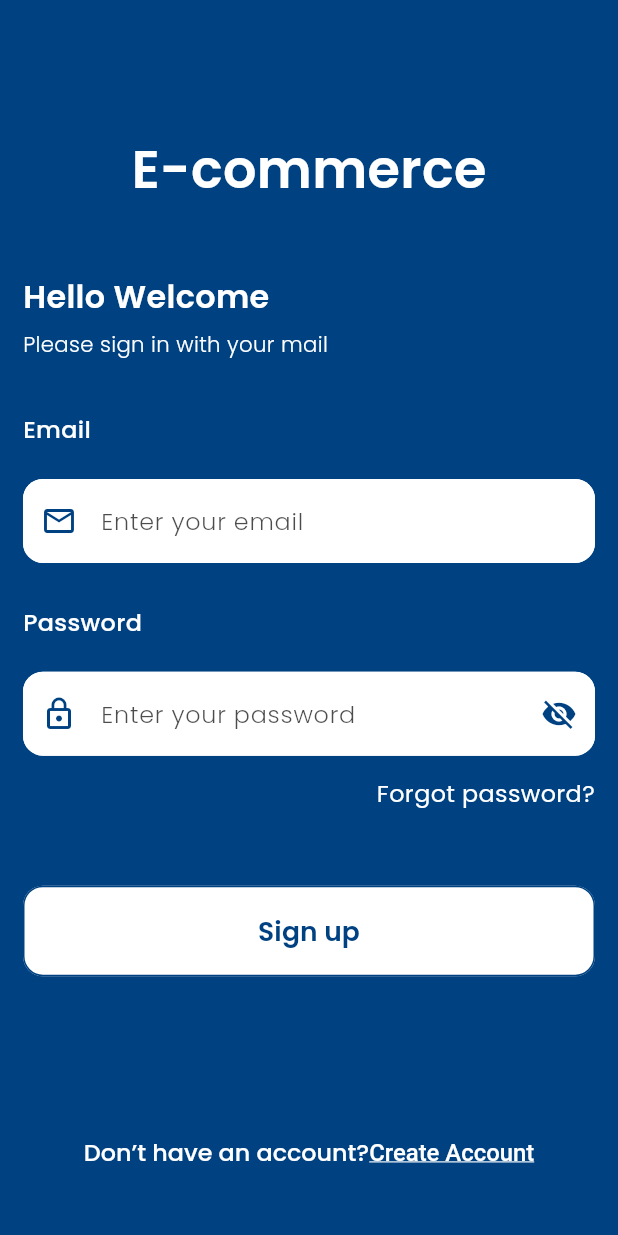
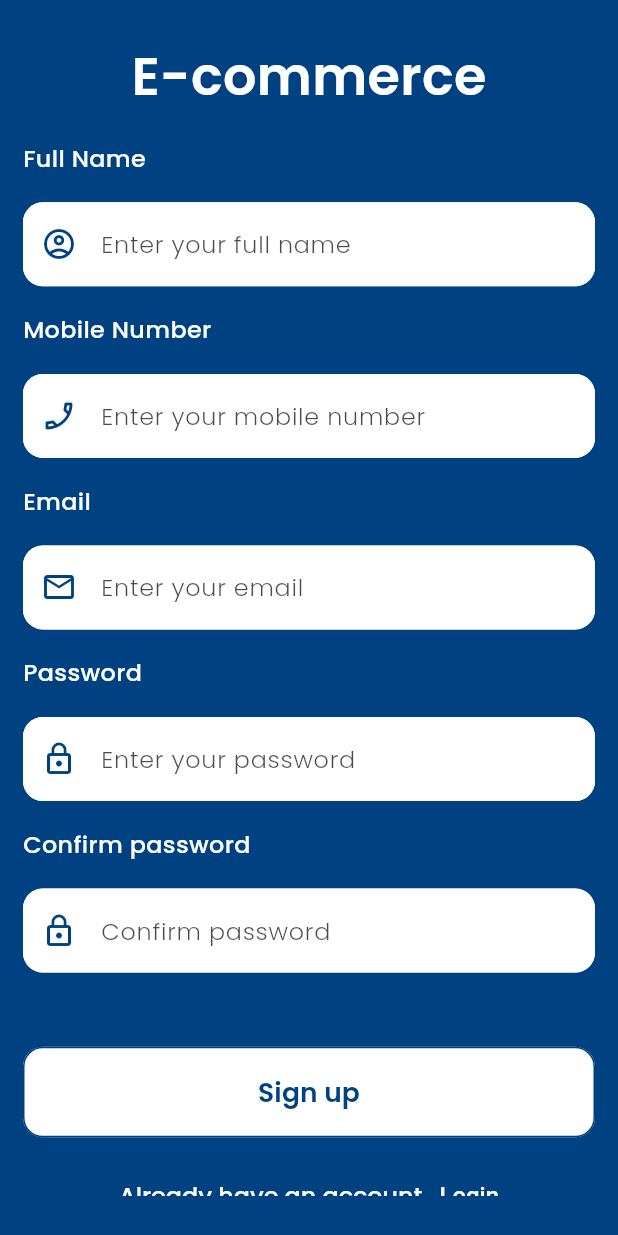
Before and after one commit to Elhaw2003/ecommerce-rote, a Flutter app: the RegisterScreen screen opened by its route, on a phone screen of 412 x 824 dp. Run offline on Flutter 3.47's test engine with Material 3 defaults, Android fonts, the phone set to English and light mode, and no system bars; our stand-ins replace animate_do, flutter_screenutil, go_router, google_fonts.

Commit message:
register as ui done

```diff
--- /dev/null
+++ b/lib/core/end_points.dart
@@ -0,0 +1,5 @@
+class AppEndPoints{
+  static const String baseUrl = "https://ecommerce.routemisr.com/api/v1";
+  static const String login = "/auth/signin";
+  static const String register = "/auth/signup";
+}
--- a/lib/core/routes/router_generation_config.dart
+++ b/lib/core/routes/router_generation_config.dart
@@ -1,9 +1,9 @@
 import 'package:ecommerce_rote/core/routes/app_routes.dart';
-import 'package:ecommerce_rote/features/auth/features/login/presentation/view/login_screen.dart';
-import 'package:ecommerce_rote/features/auth/features/register/presentation/view/register_screen.dart';
 import 'package:ecommerce_rote/features/splash/presentation/view/splash_screen.dart';
 import 'package:flutter/material.dart';
 import 'package:go_router/go_router.dart';
+import '../../features/auth/login/presentation/view/login_screen.dart';
+import '../../features/auth/register/presentation/view/register_screen.dart';
 class RouterGenerationConfig {
   static GoRouter goRouter = GoRouter(
     initialLocation:AppRoutes.splashScreen,
--- a/lib/core/utils/app_texts.dart
+++ b/lib/core/utils/app_texts.dart
@@ -4,11 +4,14 @@ class AppTexts {
   static const String email = "Email";
   static const String enterYouEmail = "Enter your email";
   static const String password = "Password";
+  static const String confirmPassword = "Confirm password";
   static const String enterYourPassword = "Enter your password";
+  static const String enterYourMobileNumber = "Enter your mobile number";
   static const String forgotPassword = "Forgot password?";
   static const String login = "Login";
   static const String createAccount = "Create Account";
   static const String dontHaveAnAccount = "Don’t have an account?";
+  static const String alreadyHaveAnAccount = "Already have an account...";
   static const String enterYourFullName = "Enter your full name";
   static const String fullName = "Full Name";
   static const String signUp = "Sign up";
--- a/lib/core/widgets/custom_text_form_field.dart
+++ b/lib/core/widgets/custom_text_form_field.dart
@@ -39,7 +39,15 @@ class CustomTextFormField extends StatelessWidget {
   final Color? focusBorderColor;
   @override
   Widget build(BuildContext context) {
-    return TextFormField(
+    return Theme(
+      data: Theme.of(context).copyWith(
+        textSelectionTheme: TextSelectionThemeData(
+          selectionColor: AppColors.primaryColor, // highlight on text in formField
+          selectionHandleColor: AppColors.primaryColor
+        )
+      ),
+      child: TextFormField(
+        cursorOpacityAnimates: true,
         cursorColor: cursorColor,
         keyboardType: keyboardType,
         validator: validator,
@@ -75,6 +83,7 @@ class CustomTextFormField extends StatelessWidget {
             borderSide: BorderSide(color: focusBorderColor ?? AppColors.primaryColor),
           ),
         ),
+      ),
     );
   }
 }
--- a/lib/features/auth/features/login/presentation/view/widgets/login_body.dart
+++ b/lib/features/auth/login/presentation/view/widgets/login_body.dart
@@ -1,6 +1,7 @@
-import 'package:ecommerce_rote/features/auth/features/login/presentation/view/widgets/login_form.dart';
 import 'package:flutter/material.dart';
 import 'package:flutter_screenutil/flutter_screenutil.dart';
+
+import 'login_form.dart';
 
 class LoginBody extends StatelessWidget {
   const LoginBody ({super.key, });
--- a/lib/features/auth/features/login/presentation/view/widgets/login_form.dart
+++ b/lib/features/auth/login/presentation/view/widgets/login_form.dart
@@ -78,7 +78,7 @@ class _LoginFormState extends State<LoginForm> {
             child: CustomTextFormField(
               controller: passwordController,
               prefixIcon: Icons.lock_outline,
-              keyboardType: TextInputType.emailAddress,
+              keyboardType: TextInputType.text,
               cursorColor: AppColors.primaryColor,
               hintText: AppTexts.enterYourPassword,
               focusBorderColor: AppColors.whiteColor,
@@ -104,9 +104,7 @@ class _LoginFormState extends State<LoginForm> {
             child: CustomButtonWidget(
               title: AppTexts.login,
               buttonColor: AppColors.whiteColor,
-              onPressed: () {
-
-              },
+              onPressed: () {},
             ),
           ),
           SliverToBoxAdapter(child: CustomHeightSpacingWidget(height: 30)),
--- a/lib/features/auth/features/register/presentation/view/widgets/register_body.dart
+++ b/lib/features/auth/register/presentation/view/widgets/register_body.dart
@@ -1,4 +1,4 @@
-import 'package:ecommerce_rote/features/auth/features/register/presentation/view/widgets/register_form.dart';
+import 'package:ecommerce_rote/features/auth/register/presentation/view/widgets/register_form.dart';
 import 'package:flutter/material.dart';
 import 'package:flutter_screenutil/flutter_screenutil.dart';
 
@@ -8,10 +8,10 @@ class RegisterBody extends StatelessWidget {
   Widget build(BuildContext context) {
     return Padding(
       padding:  EdgeInsets.only(
-          top: 100.h,
+          top: 30.h,
           right: 16.w,
           left: 16.w,
-          bottom: 50.h
+          bottom: 30.h
       ),
       child: RegisterForm(),
     );
--- a/lib/features/auth/features/register/presentation/view/widgets/register_form.dart
+++ b/lib/features/auth/register/presentation/view/widgets/register_form.dart
@@ -3,6 +3,7 @@ import 'package:ecommerce_rote/core/widgets/custom_button_widget.dart';
 import 'package:ecommerce_rote/core/widgets/custom_text_form_field.dart';
 import 'package:ecommerce_rote/features/auth/widgets/rich_text_widget.dart';
 import 'package:flutter/material.dart';
+import 'package:go_router/go_router.dart';
 import '../../../../../../../core/utils/app_text_styles.dart';
 import '../../../../../../../core/utils/app_texts.dart';
 import '../../../../../../../core/widgets/custom_spacing_widget.dart';
@@ -16,8 +17,10 @@ class RegisterForm extends StatefulWidget {
 class _RegisterFormState extends State<RegisterForm> {
   final TextEditingController emailController = TextEditingController();
   final TextEditingController passwordController = TextEditingController();
+  final TextEditingController fullNameController = TextEditingController();
+  final TextEditingController mobileController = TextEditingController();
+  final TextEditingController confirmPasswordController = TextEditingController();
   final GlobalKey<FormState> formKey = GlobalKey<FormState>();
-  bool isVisible = false;
   @override
   Widget build(BuildContext context) {
     return Form(
@@ -32,28 +35,50 @@ class _RegisterFormState extends State<RegisterForm> {
               ),
             ),
           ),
-          SliverToBoxAdapter(child: CustomHeightSpacingWidget(height: 50)),
+          SliverToBoxAdapter(child: CustomHeightSpacingWidget(height: 20)),
           SliverToBoxAdapter(
             child: Text(
-              AppTexts.helloWelcome,
-              style: AppTextStyles.whiteW600S24Poppins,
+              AppTexts.fullName,
+              style: AppTextStyles.whiteW500S18Poppins,
             ),
           ),
-          SliverToBoxAdapter(child: CustomHeightSpacingWidget(height: 8)),
+          SliverToBoxAdapter(child: CustomHeightSpacingWidget(height: 20)),
+          SliverToBoxAdapter(
+            child: CustomTextFormField(
+              controller: fullNameController,
+              prefixIcon: Icons.account_circle_outlined,
+              keyboardType: TextInputType.text,
+              cursorColor: AppColors.primaryColor,
+              hintText: AppTexts.enterYourFullName,
+              focusBorderColor: AppColors.whiteColor,
+            ),
+          ),
+          SliverToBoxAdapter(child: CustomHeightSpacingWidget(height: 20)),
           SliverToBoxAdapter(
             child: Text(
-              AppTexts.pleaseSignInWithYourMail,
-              style: AppTextStyles.whiteW300S16Poppins,
+              AppTexts.mobileNumber,
+              style: AppTextStyles.whiteW500S18Poppins,
             ),
           ),
-          SliverToBoxAdapter(child: CustomHeightSpacingWidget(height: 40)),
+          SliverToBoxAdapter(child: CustomHeightSpacingWidget(height: 20)),
+          SliverToBoxAdapter(
+            child: CustomTextFormField(
+              controller: mobileController,
+              prefixIcon: Icons.phone_enabled_outlined,
+              keyboardType: TextInputType.number,
+              cursorColor: AppColors.primaryColor,
+              hintText: AppTexts.enterYourMobileNumber,
+              focusBorderColor: AppColors.whiteColor,
+            ),
+          ),
+          SliverToBoxAdapter(child: CustomHeightSpacingWidget(height: 20)),
           SliverToBoxAdapter(
             child: Text(
               AppTexts.email,
               style: AppTextStyles.whiteW500S18Poppins,
             ),
           ),
-          SliverToBoxAdapter(child: CustomHeightSpacingWidget(height: 24)),
+          SliverToBoxAdapter(child: CustomHeightSpacingWidget(height: 20)),
           SliverToBoxAdapter(
             child: CustomTextFormField(
               controller: emailController,
@@ -64,37 +89,40 @@ class _RegisterFormState extends State<RegisterForm> {
               focusBorderColor: AppColors.whiteColor,
             ),
           ),
-          SliverToBoxAdapter(child: CustomHeightSpacingWidget(height: 32)),
+          SliverToBoxAdapter(child: CustomHeightSpacingWidget(height: 20)),
           SliverToBoxAdapter(
             child: Text(
               AppTexts.password,
               style: AppTextStyles.whiteW500S18Poppins,
             ),
           ),
-          SliverToBoxAdapter(child: CustomHeightSpacingWidget(height: 24)),
+          SliverToBoxAdapter(child: CustomHeightSpacingWidget(height: 20)),
           SliverToBoxAdapter(
             child: CustomTextFormField(
               controller: passwordController,
               prefixIcon: Icons.lock_outline,
-              keyboardType: TextInputType.emailAddress,
+              keyboardType: TextInputType.text,
               cursorColor: AppColors.primaryColor,
               hintText: AppTexts.enterYourPassword,
               focusBorderColor: AppColors.whiteColor,
-              obscureText: !isVisible,
-              suffixIcon: isVisible ? Icons.visibility : Icons.visibility_off,
-              suffixOnPressed: () {
-                setState(() {
-                  isVisible = !isVisible;
-                });
-              },
             ),
           ),
-          SliverToBoxAdapter(child: CustomHeightSpacingWidget(height: 16)),
+          SliverToBoxAdapter(child: CustomHeightSpacingWidget(height: 20)),
           SliverToBoxAdapter(
             child: Text(
-              AppTexts.forgotPassword,
-              style: AppTextStyles.whiteW400S18Poppins,
-              textAlign: TextAlign.end,
+              AppTexts.confirmPassword,
+              style: AppTextStyles.whiteW500S18Poppins,
+            ),
+          ),
+          SliverToBoxAdapter(child: CustomHeightSpacingWidget(height: 20)),
+          SliverToBoxAdapter(
+            child: CustomTextFormField(
+              controller: confirmPasswordController,
+              prefixIcon: Icons.lock_outline,
+              keyboardType: TextInputType.text,
+              cursorColor: AppColors.primaryColor,
+              hintText: AppTexts.confirmPassword,
+              focusBorderColor: AppColors.whiteColor,
             ),
           ),
           SliverToBoxAdapter(child: CustomHeightSpacingWidget(height: 56)),
@@ -103,7 +131,6 @@ class _RegisterFormState extends State<RegisterForm> {
               title: AppTexts.signUp,
               buttonColor: AppColors.whiteColor,
               onPressed: () {
-
               },
             ),
           ),
@@ -113,9 +140,11 @@ class _RegisterFormState extends State<RegisterForm> {
             child: Align(
               alignment: Alignment.bottomCenter,
               child: RichTextWidget(
-                title: AppTexts.createAccount,
-                desc: AppTexts.dontHaveAnAccount,
-                onTap: () {},
+                title: AppTexts.login,
+                desc: AppTexts.alreadyHaveAnAccount,
+                onTap: () {
+                  context.pop();
+                },
               ),
             ),
           ),
```
Also changed, not shown: lib/core/services/manage_cubit_servise.dart (added, +36 -0 lines), lib/core/validators/validators.dart (added, +112 -0 lines), lib/features/auth/login/presentation/view/login_screen.dart (renamed from lib/features/auth/features/register/presentation/view/register_screen.dart, +4 -4 lines), lib/features/auth/register/presentation/view/register_screen.dart (renamed from lib/features/auth/features/login/presentation/view/login_screen.dart, +4 -4 lines), pubspec.yaml (+9 -9 lines). Lines whose indentation alone changed are shown as unchanged.
